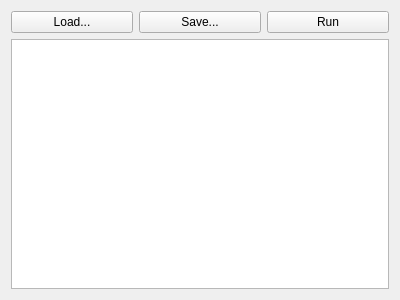
The window that epyqlib/scriptingview.ui (epcpower/stlib) describes before a commit, drawn with Qt 5.
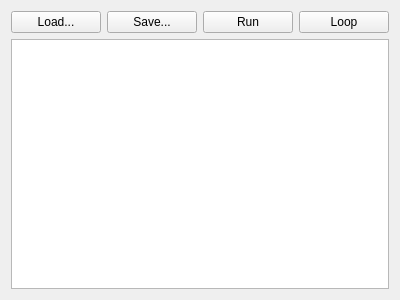
The same window after the commit.

Commit message:
Add script looping
Ref T734

What changed in the file:
```diff
--- a/epyqlib/scriptingview.ui
+++ b/epyqlib/scriptingview.ui
@@ -19,6 +19,9 @@
      <property name="text">
       <string>Run</string>
      </property>
+     <property name="checkable">
+      <bool>true</bool>
+     </property>
     </widget>
    </item>
    <item row="0" column="0">
@@ -38,6 +41,19 @@
      </property>
     </widget>
    </item>
+   <item row="0" column="3">
+    <widget class="QPushButton" name="loop_button">
+     <property name="text">
+      <string>Loop</string>
+     </property>
+     <property name="checkable">
+      <bool>true</bool>
+     </property>
+    </widget>
+   </item>
+   <item row="1" column="0" colspan="4">
+    <widget class="QPlainTextEdit" name="csv_edit"/>
+   </item>
   </layout>
  </widget>
  <resources/>
```
Left out of the diff: 3 changed lines with no effect on the pictures. The commit also changes 2 other files.
